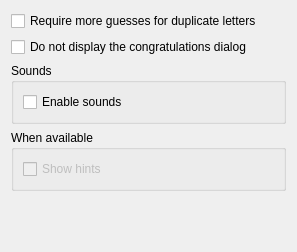
Qt form src/generalui.ui (KDE/khangman) before a commit.
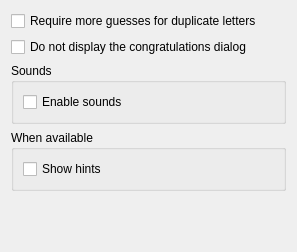
The same form after that commit.

```diff
--- a/src/generalui.ui
+++ b/src/generalui.ui
@@ -78,7 +78,7 @@
         <item row="0" column="0" >
          <widget class="QCheckBox" name="kcfg_Hint" >
           <property name="enabled" >
-           <bool>false</bool>
+           <bool>true</bool>
           </property>
           <property name="toolTip" >
            <string>If you check it, a hint will be displayed by right-clicking on the game window.</string>
```
